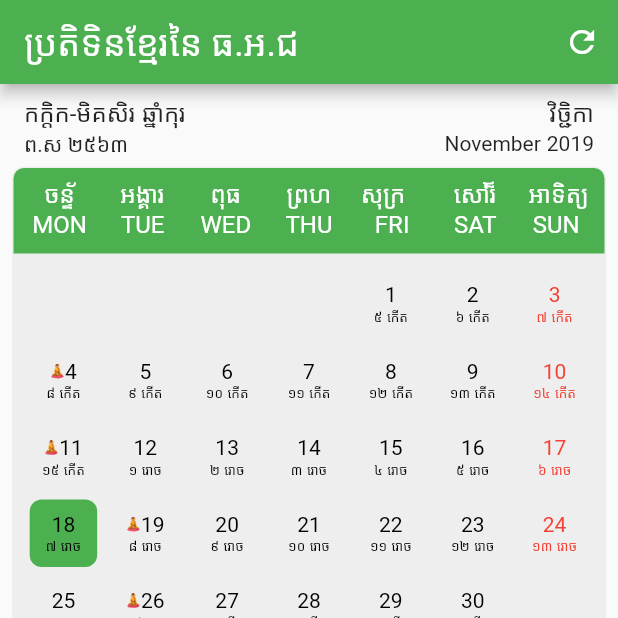
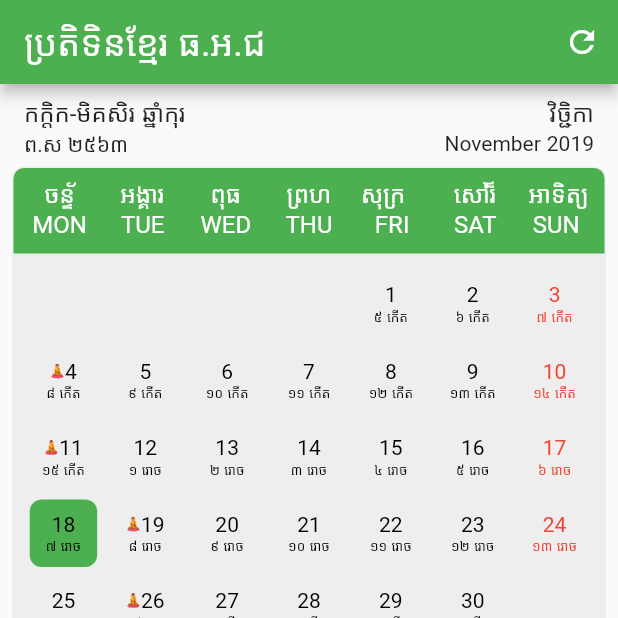
Before and after one commit to pchea99/khmer-calendar, a Flutter app: the screen it shows after launch, on a phone screen of 412 x 824 dp, the top half of it. Run offline on Flutter 3.47's test engine with Material 2 defaults, Android fonts, the phone set to English and light mode, and no system bars; our stand-ins replace cloud_firestore, connectivity, device_info, shared_preferences, sprintf; missing offline and left inert: global_configuration; accounts and stored records are empty.

Commit message:
pk khmer calendar

```diff
--- a/rdb_calendar/lib/core/config.dart
+++ b/rdb_calendar/lib/core/config.dart
@@ -83,7 +83,7 @@ Map getMonthEn = {
 Map getMonthKh = {
 	1: "មករា",
 	2: "កុម្ភៈ",
-	3: "មិនា",
+	3: "មីនា",
 	4: "មេសា",
 	5: "ឧសភា",
 	6: "មិថុនា",
--- a/rdb_calendar/lib/res/string.dart
+++ b/rdb_calendar/lib/res/string.dart
@@ -1,5 +1,5 @@
 class StringRes {
-	static const String appName = "ប្រតិទិនខ្មែរនៃ ធ.អ.ជ";
+	static const String appName = "ប្រតិទិនខ្មែរ ធ.អ.ជ";
 	static const String noConnectionKh = "គ្មានការភ្ជាប់អ៊ីនធឺណិត!";
 	static const String noConnectionEn = "No internet connection!";
 	static const String publicEvent = "ព្រឹត្តិការណ៍ប្រចាំឆ្នាំ";
```
